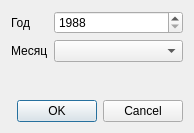
The window that addmonthdialog.ui (yog-muskrat/whereismymoney) describes before a commit, drawn with Qt 5.
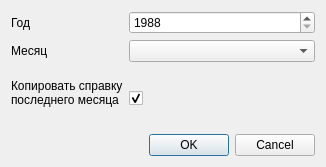
The same window after the commit. Icons and pictures are not drawn.

What changed in the file:
```diff
--- a/addmonthdialog.ui
+++ b/addmonthdialog.ui
@@ -6,8 +6,8 @@
    <rect>
     <x>0</x>
     <y>0</y>
-    <width>194</width>
-    <height>133</height>
+    <width>326</width>
+    <height>167</height>
    </rect>
   </property>
   <property name="windowTitle">
@@ -16,6 +16,9 @@
   <layout class="QVBoxLayout" name="verticalLayout">
    <item>
     <layout class="QFormLayout" name="formLayout">
+     <property name="formAlignment">
+      <set>Qt::AlignLeading|Qt::AlignLeft|Qt::AlignTop</set>
+     </property>
      <item row="0" column="0">
       <widget class="QLabel" name="Label">
        <property name="text">
@@ -43,6 +46,32 @@
      <item row="1" column="1">
       <widget class="QComboBox" name="cbMonth"/>
      </item>
+     <item row="2" column="1">
+      <widget class="QCheckBox" name="cbCopyEst">
+       <property name="sizePolicy">
+        <sizepolicy hsizetype="Minimum" vsizetype="Expanding">
+         <horstretch>0</horstretch>
+         <verstretch>0</verstretch>
+        </sizepolicy>
+       </property>
+       <property name="text">
+        <string/>
+       </property>
+       <property name="checked">
+        <bool>true</bool>
+       </property>
+      </widget>
+     </item>
+     <item row="2" column="0">
+      <widget class="QLabel" name="label">
+       <property name="text">
+        <string>Копировать справку последнего месяца</string>
+       </property>
+       <property name="wordWrap">
+        <bool>true</bool>
+       </property>
+      </widget>
+     </item>
     </layout>
    </item>
    <item>
```
Left out of the diff: 8 changed lines with no effect on the pictures.
